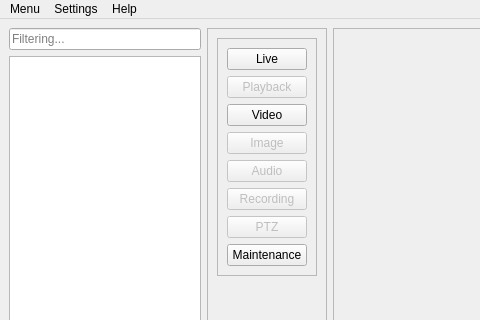
Old version of the form GUI/GUI_Util/mainwindow.ui in the repository Abay11/onvif_client; both pictures show x 0 to 480 and y 0 to 320 of the 1111 by 678 pixel window.
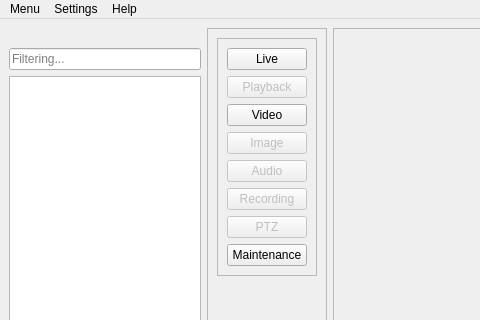
New version of the form.

What changed in the file:
```diff
--- a/GUI/GUI_Util/mainwindow.ui
+++ b/GUI/GUI_Util/mainwindow.ui
@@ -22,6 +22,9 @@
         <property name="spacing">
          <number>6</number>
         </property>
+        <property name="topMargin">
+         <number>20</number>
+        </property>
         <item>
          <widget class="QLineEdit" name="leFilter">
           <property name="placeholderText">
```
